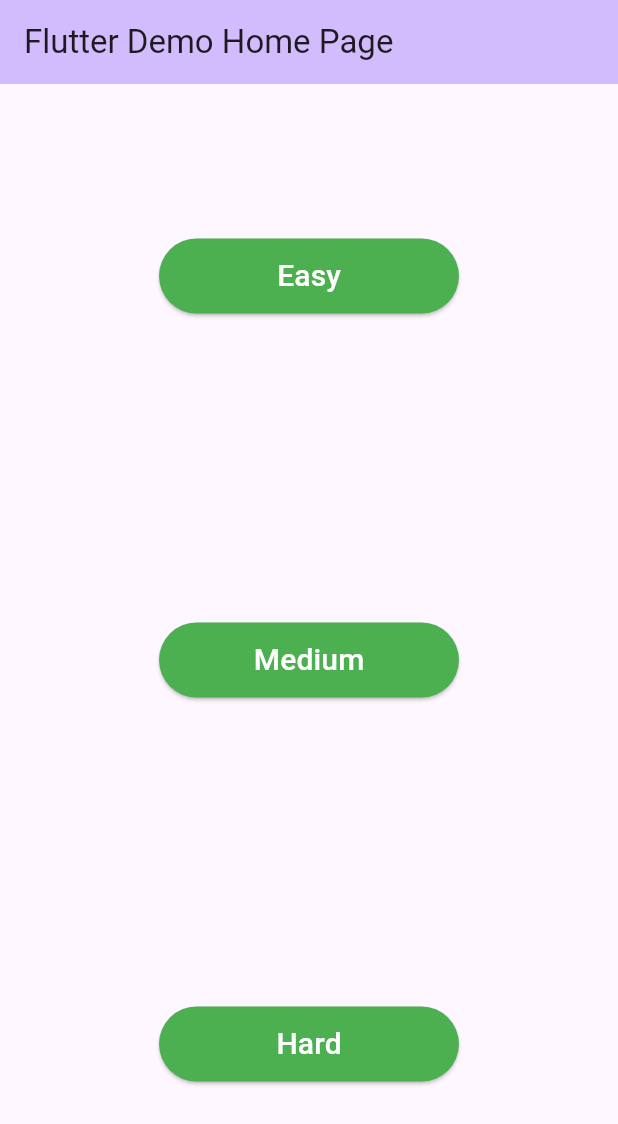
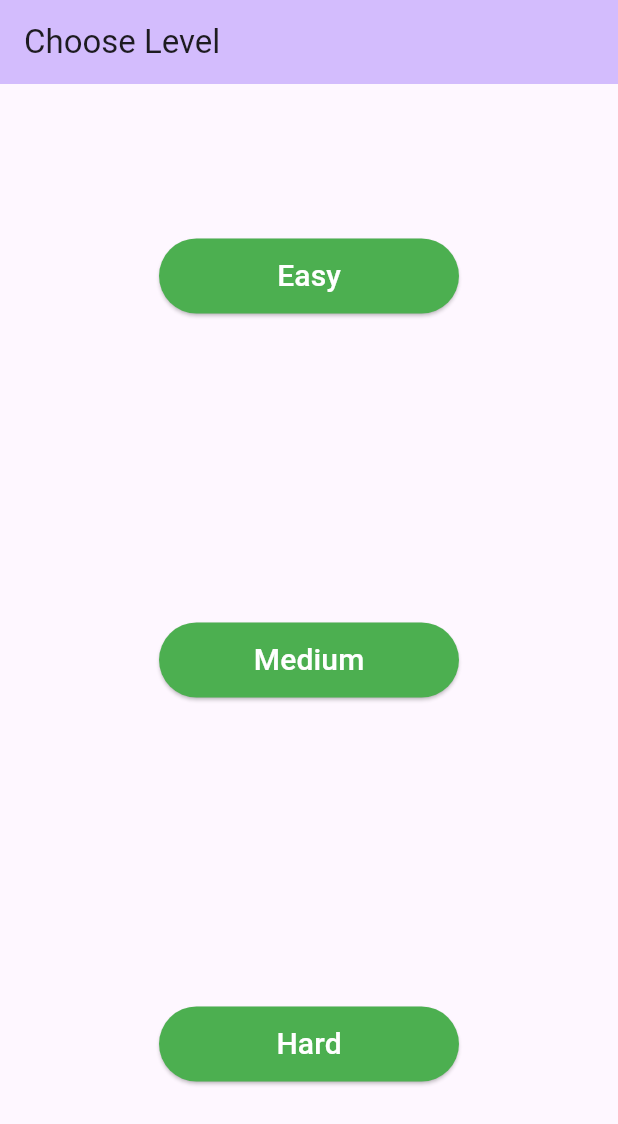
Before and after one commit to TaQuangKhoi/Flutter-GiuaKy-Animals, a Flutter app: the screen it shows after launch, on a phone screen of 412 x 824 dp. Shown: the top 1124 px of the screen. Run offline on Flutter 3.47's test engine with Material 2 defaults, Android fonts, the light colour scheme and no system bars.

Commit message:
Edit text: game name, page title

```diff
--- a/lib/animals_app.dart
+++ b/lib/animals_app.dart
@@ -8,12 +8,12 @@ class AnimalsApp extends StatelessWidget {
   @override
   Widget build(BuildContext context) {
     return MaterialApp(
-      title: 'Flutter Demo',
+      title: 'Animals Game',
       theme: ThemeData(
         colorScheme: ColorScheme.fromSeed(seedColor: Colors.deepPurple),
         useMaterial3: true,
       ),
-      home: const ChooseLevelPage(title: 'Flutter Demo Home Page'),
+      home: const ChooseLevelPage(title: 'Choose Level'),
       routes: {
         '/choose': (context) => const ChooseLevelPage(title: 'Choose Level'),
         '/start': (context) => const StartPage(level: '',),
```
